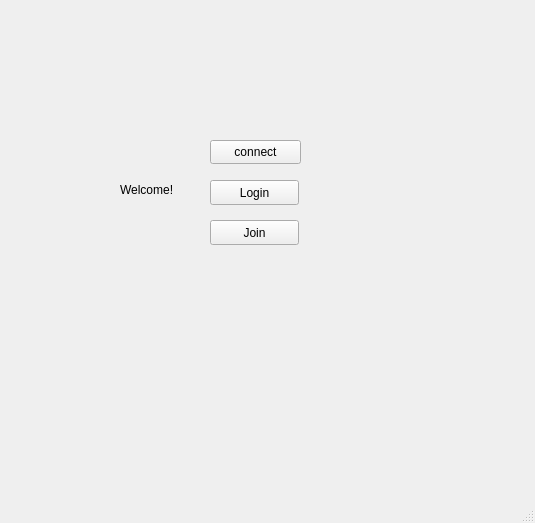
First picture: the form in client/mainwindow.ui, repository heejin5484/Veda_Mini2, before the edit.
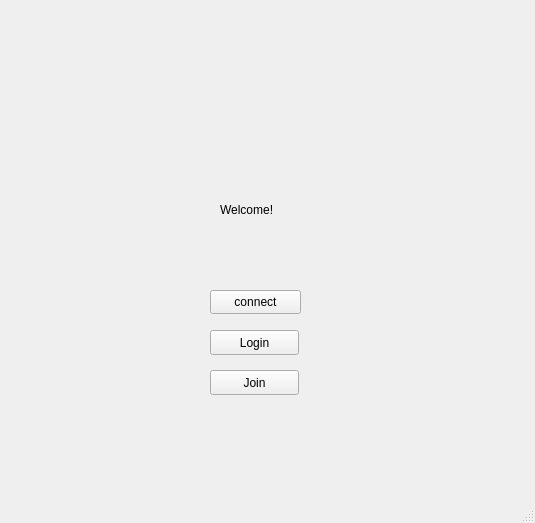
Second picture: the form after the edit.

```diff
--- a/client/mainwindow.ui
+++ b/client/mainwindow.ui
@@ -21,7 +21,7 @@
     <property name="geometry">
      <rect>
       <x>210</x>
-      <y>140</y>
+      <y>290</y>
       <width>91</width>
       <height>24</height>
      </rect>
@@ -33,9 +33,9 @@
    <widget class="QLabel" name="status_label">
     <property name="geometry">
      <rect>
-      <x>120</x>
-      <y>180</y>
-      <width>281</width>
+      <x>220</x>
+      <y>200</y>
+      <width>71</width>
       <height>20</height>
      </rect>
     </property>
@@ -50,7 +50,7 @@
     <property name="geometry">
      <rect>
       <x>210</x>
-      <y>180</y>
+      <y>330</y>
       <width>89</width>
       <height>25</height>
      </rect>
@@ -63,7 +63,7 @@
     <property name="geometry">
      <rect>
       <x>210</x>
-      <y>220</y>
+      <y>370</y>
       <width>89</width>
       <height>25</height>
      </rect>
```
Left out of the diff: 6 changed lines with no effect on the pictures.
